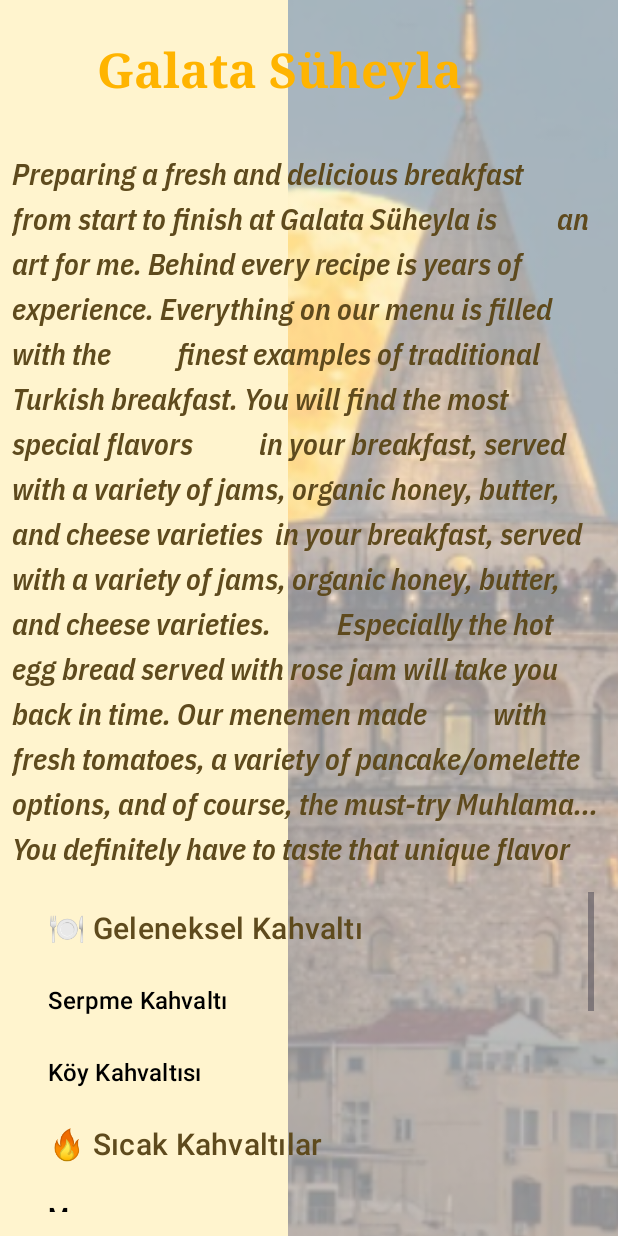
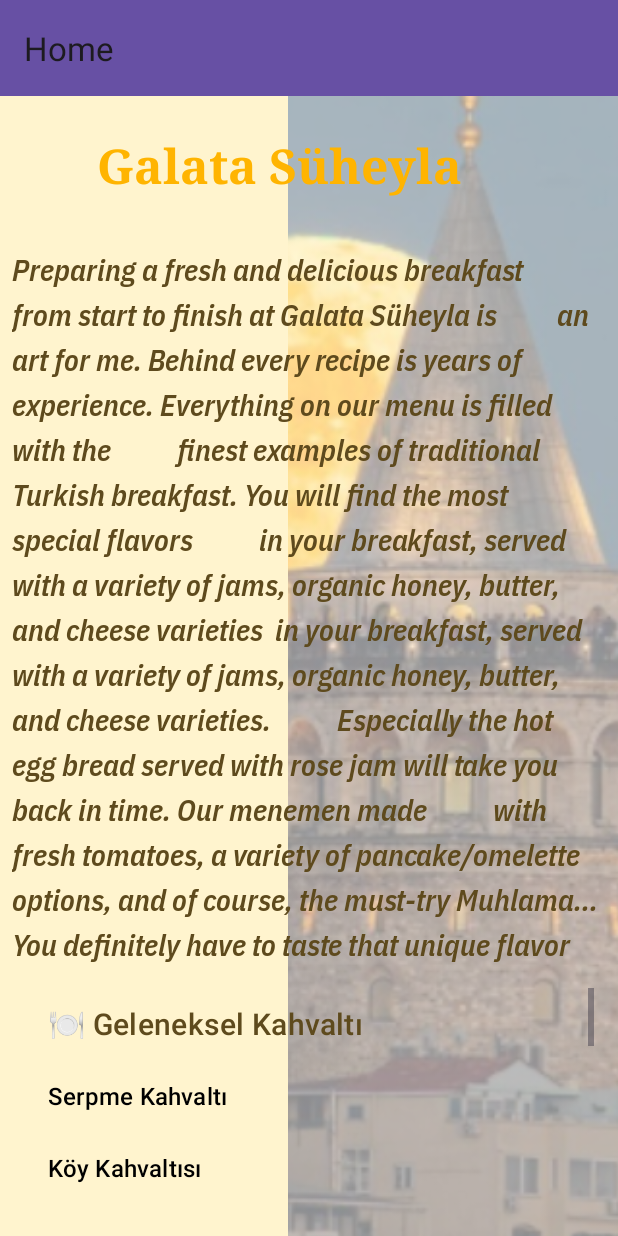
Before and after one commit to melikYalcinkaya/Menu_FineDining, an Android app: the MainActivity screen opened directly, with no data from a screen before it, on a phone screen of 412 x 824 dp. Run offline under Robolectric (Android 15) with nearby library versions, the phone set to English and light mode, and no system bars; our stand-ins replace navigation-ui.

Commit message:
revision all code (with teacher) need to continue with this

```diff
--- a/app/build.gradle
+++ b/app/build.gradle
@@ -38,4 +38,7 @@ dependencies {
     testImplementation libs.junit
     androidTestImplementation libs.ext.junit
     androidTestImplementation libs.espresso.core
+
+    implementation 'androidx.navigation:navigation-fragment:2.7.7'
+    implementation 'androidx.navigation:navigation-ui:2.7.7'
 }
--- a/app/src/main/java/melik/yalcinkaya/menu_finedining/MainActivity.java
+++ b/app/src/main/java/melik/yalcinkaya/menu_finedining/MainActivity.java
@@ -8,6 +8,7 @@ import android.view.WindowManager;
 
 import androidx.activity.EdgeToEdge;
 import androidx.appcompat.app.AppCompatActivity;
+import androidx.appcompat.widget.Toolbar;
 import androidx.core.graphics.Insets;
 import androidx.core.view.ViewCompat;
 import androidx.core.view.WindowInsetsCompat;
@@ -17,6 +18,10 @@ import android.view.View;
 import android.view.ViewGroup;
 import android.widget.TextView;
 import androidx.annotation.NonNull;
+import androidx.navigation.NavController;
+import androidx.navigation.fragment.NavHostFragment;
+import androidx.navigation.ui.AppBarConfiguration;
+import androidx.navigation.ui.NavigationUI;
 import androidx.recyclerview.widget.LinearLayoutManager;
 import androidx.recyclerview.widget.RecyclerView;
 
@@ -24,10 +29,8 @@ import java.util.ArrayList;
 import java.util.List;
 
 public class MainActivity extends AppCompatActivity {
-
-    private RecyclerView recyclerView;
-    private MenuAdapter adapter;
-    private List<MenuItem> menuList;
+    private NavController navController;
+    private AppBarConfiguration appBarConfiguration;
 
     @Override
     protected void onCreate(Bundle savedInstanceState) {
@@ -49,31 +52,24 @@ public class MainActivity extends AppCompatActivity {
         // İkonları beyaz yap
         window.getDecorView().setSystemUiVisibility(View.SYSTEM_UI_FLAG_LAYOUT_STABLE);
 
-        recyclerView = findViewById(R.id.recyclerView);
-        recyclerView.setLayoutManager(new LinearLayoutManager(this));
 
-        menuList = new ArrayList<>();
-        menuList.add(new MenuItem("🍽 Geleneksel Kahvaltı", true));
-        menuList.add(new MenuItem("Serpme Kahvaltı",false));
-        menuList.add(new MenuItem("Köy Kahvaltısı",false));
+        Toolbar mainToolbar = findViewById(R.id.mainToolbar);
+        setSupportActionBar(mainToolbar);
 
-        menuList.add(new MenuItem("🔥 Sıcak Kahvaltılar", true));
-        menuList.add(new MenuItem("Menemen",false));
-        menuList.add(new MenuItem("Omlet Çeşitleri",false));
+        setTitle("Home");
 
-        menuList.add(new MenuItem("🍰 Tatlılar", true));
-        menuList.add(new MenuItem("Bal Kaymak",false));
-        menuList.add(new MenuItem("Çikolatalı Krep",false));
+        NavHostFragment navHostFragment =
+                (NavHostFragment) getSupportFragmentManager()
+                        .findFragmentById(R.id.nav_host_fragment);
+        navController = navHostFragment.getNavController();
 
-        menuList.add(new MenuItem("🥤 İçecekler", true));
-        menuList.add(new MenuItem("Taze Sıkılmış Portakal Suyu",false));
-        menuList.add(new MenuItem("Türk Kahvesi",false));
+        // collect the top level destinations
+        appBarConfiguration = new AppBarConfiguration.Builder(
+                R.id.homeFragment, R.id.dishesFragment
+        ).build();
 
-        adapter = new MenuAdapter(menuList);
-        recyclerView.setAdapter(adapter);
-
-
-
+        NavigationUI.setupActionBarWithNavController(
+                this, navController, appBarConfiguration);
 
     }
 }
--- /dev/null
+++ b/app/src/main/java/melik/yalcinkaya/menu_finedining/dishes/DishesFragment.java
@@ -0,0 +1,22 @@
+package melik.yalcinkaya.menu_finedining.dishes;
+
+import android.os.Bundle;
+
+import androidx.fragment.app.Fragment;
+
+import android.view.LayoutInflater;
+import android.view.View;
+import android.view.ViewGroup;
+
+import melik.yalcinkaya.menu_finedining.R;
+
+public class DishesFragment extends Fragment {
+
+
+    @Override
+    public View onCreateView(LayoutInflater inflater, ViewGroup container,
+                             Bundle savedInstanceState) {
+        // Inflate the layout for this fragment
+        return inflater.inflate(R.layout.fragment_dishes, container, false);
+    }
+}
--- /dev/null
+++ b/app/src/main/java/melik/yalcinkaya/menu_finedining/home/HomeFragment.java
@@ -0,0 +1,57 @@
+package melik.yalcinkaya.menu_finedining.home;
+
+import android.os.Bundle;
+
+import androidx.fragment.app.Fragment;
+import androidx.recyclerview.widget.LinearLayoutManager;
+import androidx.recyclerview.widget.RecyclerView;
+
+import android.view.LayoutInflater;
+import android.view.View;
+import android.view.ViewGroup;
+
+import java.util.ArrayList;
+import java.util.List;
+
+import melik.yalcinkaya.menu_finedining.MenuItem;
+import melik.yalcinkaya.menu_finedining.R;
+
+
+public class HomeFragment extends Fragment {
+
+    private RecyclerView recyclerView;
+    private MenuAdapter adapter;
+    private List<MenuItem> menuList;
+
+    @Override
+    public View onCreateView(LayoutInflater inflater, ViewGroup container,
+                             Bundle savedInstanceState) {
+        // Inflate the layout for this fragment
+        View view = inflater.inflate(R.layout.fragment_home, container, false);
+
+        recyclerView = view.findViewById(R.id.recyclerView);
+        recyclerView.setLayoutManager(new LinearLayoutManager(getContext()));
+
+        menuList = new ArrayList<>();
+        menuList.add(new MenuItem("🍽 Geleneksel Kahvaltı", true));
+        menuList.add(new MenuItem("Serpme Kahvaltı",false));
+        menuList.add(new MenuItem("Köy Kahvaltısı",false));
+
+        menuList.add(new MenuItem("🔥 Sıcak Kahvaltılar", true));
+        menuList.add(new MenuItem("Menemen",false));
+        menuList.add(new MenuItem("Omlet Çeşitleri",false));
+
+        menuList.add(new MenuItem("🍰 Tatlılar", true));
+        menuList.add(new MenuItem("Bal Kaymak",false));
+        menuList.add(new MenuItem("Çikolatalı Krep",false));
+
+        menuList.add(new MenuItem("🥤 İçecekler", true));
+        menuList.add(new MenuItem("Taze Sıkılmış Portakal Suyu",false));
+        menuList.add(new MenuItem("Türk Kahvesi",false));
+
+        adapter = new MenuAdapter(menuList);
+        recyclerView.setAdapter(adapter);
+
+        return view;
+    }
+}
--- a/app/src/main/java/melik/yalcinkaya/menu_finedining/MenuAdapter.java
+++ b/app/src/main/java/melik/yalcinkaya/menu_finedining/home/MenuAdapter.java
@@ -1,4 +1,4 @@
-package melik.yalcinkaya.menu_finedining;
+package melik.yalcinkaya.menu_finedining.home;
 
 import android.view.LayoutInflater;
 import android.view.View;
@@ -7,6 +7,8 @@ import android.widget.TextView;
 import androidx.annotation.NonNull;
 import androidx.recyclerview.widget.RecyclerView;
 import java.util.List;
+
+import melik.yalcinkaya.menu_finedining.MenuItem;
 
 public class MenuAdapter extends RecyclerView.Adapter<MenuAdapter.MenuViewHolder> {
     private List<MenuItem> menuList;
--- a/app/src/main/res/layout/activity_main.xml
+++ b/app/src/main/res/layout/activity_main.xml
@@ -8,77 +8,27 @@
     android:background="#FFF4CE"
     tools:context=".MainActivity">
 
-    <!-- Arka plan görseli -->
-    <ImageView
-        android:id="@+id/background_image"
-        android:layout_width="221dp"
-        android:layout_height="1100dp"
-        android:layout_marginTop="-10dp"
-        android:layout_marginEnd="-5dp"
-        android:layout_marginBottom="-10dp"
-        android:scaleType="centerCrop"
-        android:src="@drawable/seffaf10"
-        app:layout_constraintBottom_toBottomOf="parent"
-        app:layout_constraintDimensionRatio="2:1"
-        app:layout_constraintEnd_toEndOf="parent"
-        app:layout_constraintHorizontal_bias="0.981"
-        app:layout_constraintStart_toStartOf="parent"
-        app:layout_constraintTop_toTopOf="parent" />
-
-    <TextView
-        android:id="@+id/textView"
-        android:layout_width="wrap_content"
+    <androidx.appcompat.widget.Toolbar
+        android:id="@+id/mainToolbar"
+        android:layout_width="0dp"
         android:layout_height="wrap_content"
-        android:layout_marginStart="65dp"
-        android:layout_marginTop="8dp"
-        android:layout_marginEnd="105dp"
-        android:layout_marginBottom="16dp"
-        android:elevation="1dp"
-        android:fontFamily="serif"
-        android:gravity="center"
-        android:padding="16dp"
-        android:text="Galata Süheyla"
-        android:textColor="#FFB400"
-        android:textSize="32sp"
-        android:textStyle="bold"
-        app:layout_constraintBottom_toTopOf="@+id/textView2"
+        android:background="?attr/colorPrimary"
+        android:minHeight="?attr/actionBarSize"
+        android:theme="?attr/actionBarTheme"
         app:layout_constraintEnd_toEndOf="parent"
         app:layout_constraintStart_toStartOf="parent"
         app:layout_constraintTop_toTopOf="parent" />
 
-    <!-- 📌 Metin düzeltilmiş haliyle buraya geliyor -->
-    <TextView
-        android:id="@+id/textView2"
+    <androidx.fragment.app.FragmentContainerView
+        android:id="@+id/nav_host_fragment"
+        android:name="androidx.navigation.fragment.NavHostFragment"
+        app:defaultNavHost="true"
+        app:navGraph="@navigation/navgraph"
         android:layout_width="0dp"
-        android:layout_height="wrap_content"
-        android:layout_marginStart="8dp"
-        android:layout_marginEnd="8dp"
-        android:layout_marginTop="16dp"
-        android:elevation="1dp"
-        android:fontFamily="@font/ibm_semibold_italic"
-        android:lineSpacingExtra="4dp"
-        android:text="Preparing a fresh and delicious breakfast from start to finish at Galata Süheyla is
-         an art for me. Behind every recipe is years of experience. Everything on our menu is filled with the
-          finest examples of traditional Turkish breakfast. You will find the most special flavors
-          in your breakfast, served with a variety of jams, organic honey, butter, and cheese varieties  in your breakfast, served with a variety of jams, organic honey, butter, and cheese varieties.
-          Especially the hot egg bread served with rose jam will take you back in time. Our menemen made
-          with fresh tomatoes, a variety of pancake/omelette options, and of course, the must-try Muhlama...
-          You definitely have to taste that unique flavor"
-        android:textColor="#5E4A1D"
-        android:textSize="20dp"
-        app:layout_constraintTop_toBottomOf="@+id/textView"
+        android:layout_height="0dp"
+        app:layout_constraintBottom_toBottomOf="parent"
+        app:layout_constraintEnd_toEndOf="parent"
         app:layout_constraintStart_toStartOf="parent"
-        app:layout_constraintEnd_toEndOf="parent" />
+        app:layout_constraintTop_toBottomOf="@+id/mainToolbar" />
 
-    <!-- 📌 RecyclerView -->
-    <androidx.recyclerview.widget.RecyclerView
-        android:id="@+id/recyclerView"
-        android:layout_width="match_parent"
-        android:layout_height="0dp"
-        android:padding="16dp"
-        android:scrollbars="vertical"
-        app:layout_constraintTop_toBottomOf="@+id/textView2"
-        app:layout_constraintStart_toStartOf="parent"
-        app:layout_constraintEnd_toEndOf="parent"
-        app:layout_constraintBottom_toBottomOf="parent"/>
 </androidx.constraintlayout.widget.ConstraintLayout>
--- /dev/null
+++ b/app/src/main/res/layout/fragment_dishes.xml
@@ -0,0 +1,18 @@
+<?xml version="1.0" encoding="utf-8"?>
+<androidx.constraintlayout.widget.ConstraintLayout xmlns:android="http://schemas.android.com/apk/res/android"
+    xmlns:app="http://schemas.android.com/apk/res-auto"
+    xmlns:tools="http://schemas.android.com/tools"
+    android:layout_width="match_parent"
+    android:layout_height="match_parent"
+    tools:context=".dishes.DishesFragment" >
+
+    <androidx.recyclerview.widget.RecyclerView
+        android:id="@+id/dishesRecyclerView"
+        android:layout_width="0dp"
+        android:layout_height="0dp"
+        android:layout_marginTop="1dp"
+        app:layout_constraintBottom_toBottomOf="parent"
+        app:layout_constraintEnd_toEndOf="parent"
+        app:layout_constraintStart_toStartOf="parent"
+        app:layout_constraintTop_toTopOf="parent" />
+</androidx.constraintlayout.widget.ConstraintLayout>
--- /dev/null
+++ b/app/src/main/res/layout/fragment_home.xml
@@ -0,0 +1,82 @@
+<?xml version="1.0" encoding="utf-8"?>
+<androidx.constraintlayout.widget.ConstraintLayout xmlns:android="http://schemas.android.com/apk/res/android"
+    xmlns:app="http://schemas.android.com/apk/res-auto"
+    xmlns:tools="http://schemas.android.com/tools"
+    android:layout_width="match_parent"
+    android:layout_height="match_parent"
+    android:background="#FFF4CE">
+
+    <!-- Arka plan görseli -->
+    <ImageView
+        android:id="@+id/background_image"
+        android:layout_width="221dp"
+        android:layout_height="1100dp"
+        android:layout_marginTop="-10dp"
+        android:layout_marginEnd="-5dp"
+        android:layout_marginBottom="-10dp"
+        android:scaleType="centerCrop"
+        android:src="@drawable/seffaf10"
+        app:layout_constraintBottom_toBottomOf="parent"
+        app:layout_constraintDimensionRatio="2:1"
+        app:layout_constraintEnd_toEndOf="parent"
+        app:layout_constraintHorizontal_bias="0.981"
+        app:layout_constraintStart_toStartOf="parent"
+        app:layout_constraintTop_toTopOf="parent" />
+
+    <TextView
+        android:id="@+id/textView"
+        android:layout_width="wrap_content"
+        android:layout_height="wrap_content"
+        android:layout_marginStart="65dp"
+        android:layout_marginTop="8dp"
+        android:layout_marginEnd="105dp"
+        android:layout_marginBottom="16dp"
+        android:elevation="1dp"
+        android:fontFamily="serif"
+        android:gravity="center"
+        android:padding="16dp"
+        android:text="Galata Süheyla"
+        android:textColor="#FFB400"
+        android:textSize="32sp"
+        android:textStyle="bold"
+        app:layout_constraintBottom_toTopOf="@+id/textView2"
+        app:layout_constraintEnd_toEndOf="parent"
+        app:layout_constraintStart_toStartOf="parent"
+        app:layout_constraintTop_toTopOf="parent" />
+
+    <!-- 📌 Metin düzeltilmiş haliyle buraya geliyor -->
+    <TextView
+        android:id="@+id/textView2"
+        android:layout_width="0dp"
+        android:layout_height="wrap_content"
+        android:layout_marginStart="8dp"
+        android:layout_marginEnd="8dp"
+        android:layout_marginTop="16dp"
+        android:elevation="1dp"
+        android:fontFamily="@font/ibm_semibold_italic"
+        android:lineSpacingExtra="4dp"
+        android:text="Preparing a fresh and delicious breakfast from start to finish at Galata Süheyla is
+         an art for me. Behind every recipe is years of experience. Everything on our menu is filled with the
+          finest examples of traditional Turkish breakfast. You will find the most special flavors
+          in your breakfast, served with a variety of jams, organic honey, butter, and cheese varieties  in your breakfast, served with a variety of jams, organic honey, butter, and cheese varieties.
+          Especially the hot egg bread served with rose jam will take you back in time. Our menemen made
+          with fresh tomatoes, a variety of pancake/omelette options, and of course, the must-try Muhlama...
+          You definitely have to taste that unique flavor"
+        android:textColor="#5E4A1D"
+        android:textSize="20dp"
+        app:layout_constraintTop_toBottomOf="@+id/textView"
+        app:layout_constraintStart_toStartOf="parent"
+        app:layout_constraintEnd_toEndOf="parent" />
+
+    <!-- 📌 RecyclerView -->
+    <androidx.recyclerview.widget.RecyclerView
+        android:id="@+id/recyclerView"
+        android:layout_width="match_parent"
+        android:layout_height="0dp"
+        android:padding="16dp"
+        android:scrollbars="vertical"
+        app:layout_constraintTop_toBottomOf="@+id/textView2"
+        app:layout_constraintStart_toStartOf="parent"
+        app:layout_constraintEnd_toEndOf="parent"
+        app:layout_constraintBottom_toBottomOf="parent"/>
+</androidx.constraintlayout.widget.ConstraintLayout>
--- /dev/null
+++ b/app/src/main/res/layout/fragment_profile.xml
@@ -0,0 +1,14 @@
+<?xml version="1.0" encoding="utf-8"?>
+<FrameLayout xmlns:android="http://schemas.android.com/apk/res/android"
+    xmlns:tools="http://schemas.android.com/tools"
+    android:layout_width="match_parent"
+    android:layout_height="match_parent"
+    tools:context=".profile.ProfileFragment">
+
+    <!-- TODO: Update blank fragment layout -->
+    <TextView
+        android:layout_width="match_parent"
+        android:layout_height="match_parent"
+        android:text="@string/hello_blank_fragment" />
+
+</FrameLayout>
--- /dev/null
+++ b/app/src/main/res/navigation/navgraph.xml
@@ -0,0 +1,22 @@
+<?xml version="1.0" encoding="utf-8"?>
+<navigation xmlns:android="http://schemas.android.com/apk/res/android"
+    xmlns:app="http://schemas.android.com/apk/res-auto"
+    xmlns:tools="http://schemas.android.com/tools"
+    app:startDestination="@id/homeFragment"
+    android:id="@+id/navgraph">
+
+    <fragment
+        android:id="@+id/homeFragment"
+        android:name="melik.yalcinkaya.menu_finedining.home.HomeFragment"
+        android:label="Home"
+        tools:layout="@layout/fragment_home" />
+
+
+    <fragment
+        android:id="@+id/dishesFragment"
+        android:name="melik.yalcinkaya.menu_finedining.dishes.DishesFragment"
+        android:label="Dishes"
+        tools:layout="@layout/fragment_dishes" />
+
+
+</navigation>
--- a/app/src/main/res/values/strings.xml
+++ b/app/src/main/res/values/strings.xml
@@ -1,3 +1,5 @@
 <resources>
     <string name="app_name">Menu_FineDining</string>
+    <!-- TODO: Remove or change this placeholder text -->
+    <string name="hello_blank_fragment">Hello blank fragment</string>
 </resources>
--- a/gradle/libs.versions.toml
+++ b/gradle/libs.versions.toml
@@ -1,5 +1,5 @@
 [versions]
-agp = "8.6.0"
+agp = "8.5.2"
 junit = "4.13.2"
 junitVersion = "1.2.1"
 espressoCore = "3.6.1"
```
